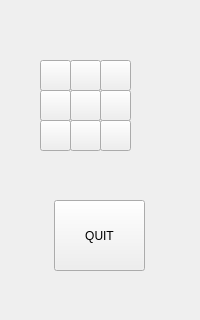
Qt form mainwindow.ui (sharwick/plock) before a commit.
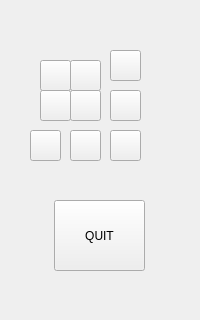
The same form after that commit.

```diff
--- a/mainwindow.ui
+++ b/mainwindow.ui
@@ -17,8 +17,8 @@
    <widget class="QPushButton" name="pushButton0">
     <property name="geometry">
      <rect>
-      <x>40</x>
-      <y>120</y>
+      <x>30</x>
+      <y>130</y>
       <width>31</width>
       <height>31</height>
      </rect>
@@ -37,7 +37,7 @@
     <property name="geometry">
      <rect>
       <x>70</x>
-      <y>120</y>
+      <y>130</y>
       <width>31</width>
       <height>31</height>
      </rect>
@@ -55,8 +55,8 @@
    <widget class="QPushButton" name="pushButton2">
     <property name="geometry">
      <rect>
-      <x>100</x>
-      <y>120</y>
+      <x>110</x>
+      <y>130</y>
       <width>31</width>
       <height>31</height>
      </rect>
@@ -112,7 +112,7 @@
    <widget class="QPushButton" name="pushButton5">
     <property name="geometry">
      <rect>
-      <x>100</x>
+      <x>110</x>
       <y>90</y>
       <width>31</width>
       <height>31</height>
@@ -169,8 +169,8 @@
    <widget class="QPushButton" name="pushButton8">
     <property name="geometry">
      <rect>
-      <x>100</x>
-      <y>60</y>
+      <x>110</x>
+      <y>50</y>
       <width>31</width>
       <height>31</height>
      </rect>
```
Left out of the diff: 5 changed lines with no effect on the pictures.
